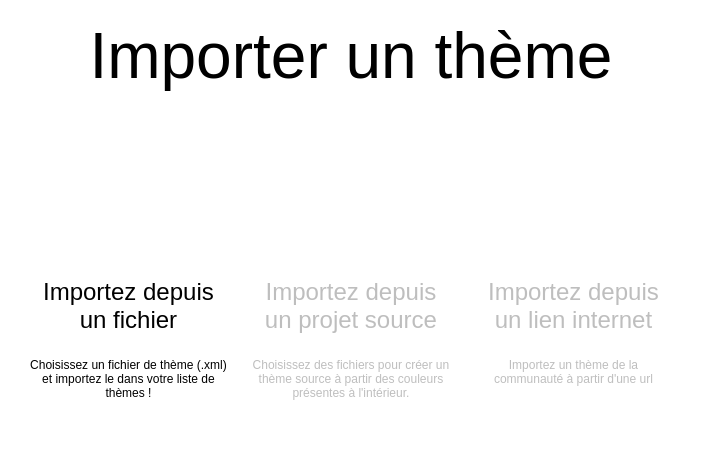
nderousseaux/projet-ihm, file ui/importwindow.ui: the form before one commit.
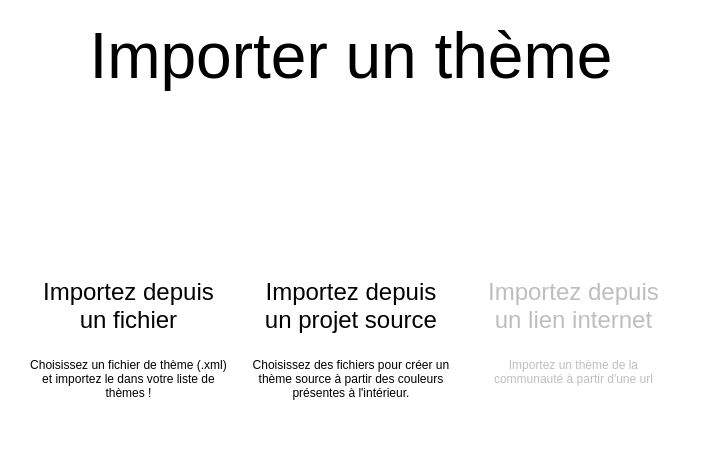
The form after the commit. Icons and pictures are not drawn. Custom widgets are drawn as their Qt base class.

The edit to the form file:
```diff
--- a/ui/importwindow.ui
+++ b/ui/importwindow.ui
@@ -210,7 +210,7 @@
          <item>
           <widget class="ClickableWidget" name="div_import_file_2" native="true">
            <property name="enabled">
-            <bool>false</bool>
+            <bool>true</bool>
            </property>
            <property name="cursor">
             <cursorShape>PointingHandCursor</cursorShape>
```
Left out of the diff: 4 changed lines with no effect on the pictures.
